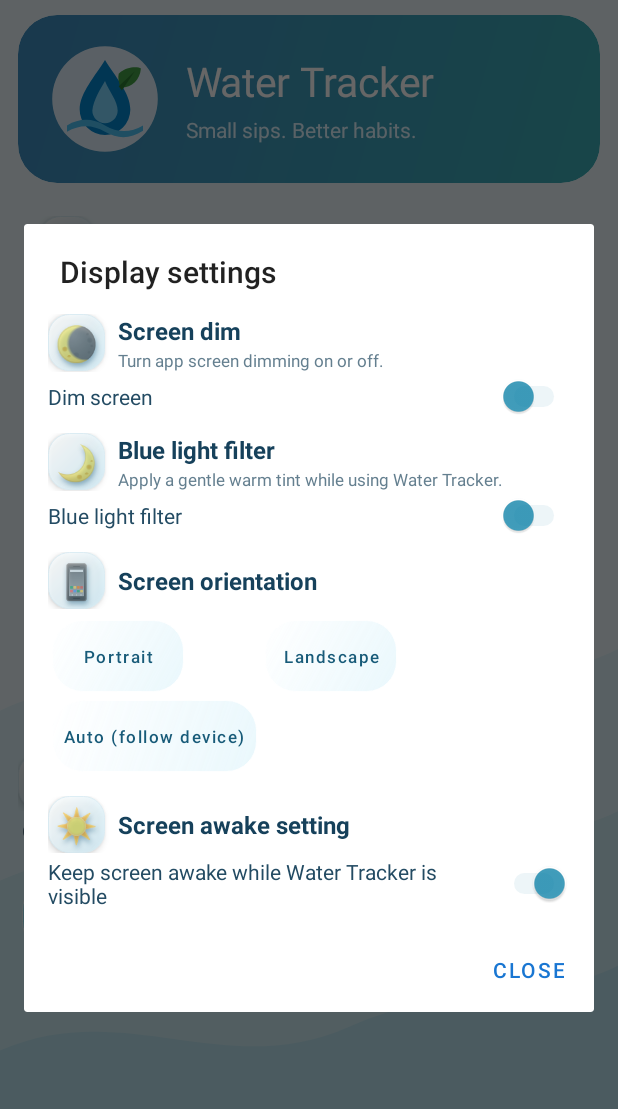
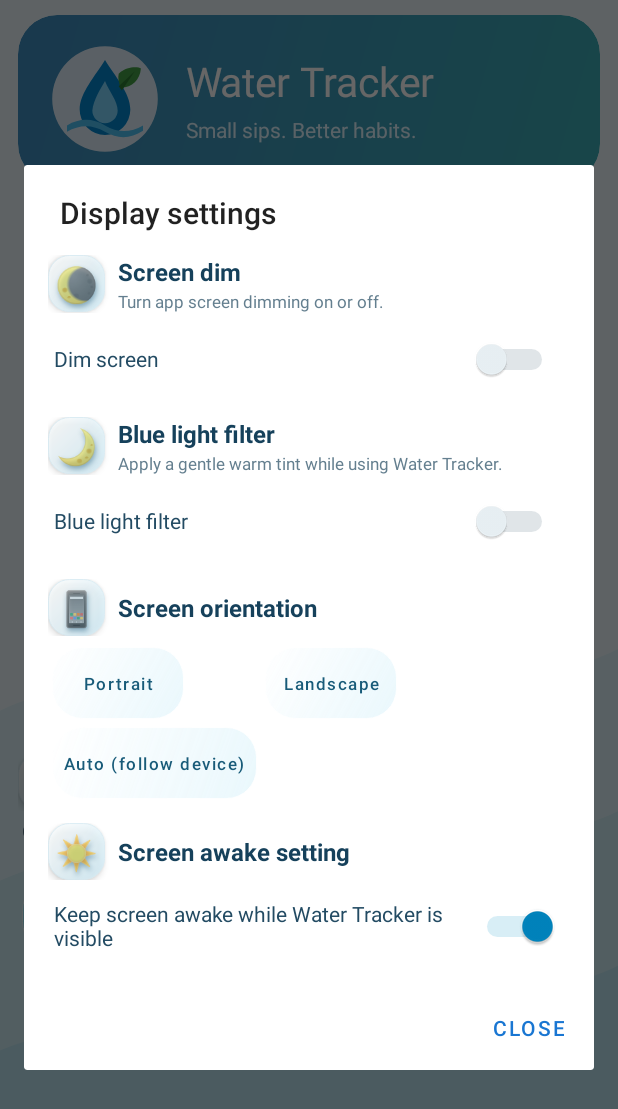
Before and after one commit to muhammadibnabdullah190/WaterTracker, an Android app: the screen it shows after launch (MainActivity), after a tap on "Display", on a phone screen of 412 x 824 dp. Shown: the top 1109 px of the screen. Run offline under Robolectric (Android 15) with nearby library versions, the phone set to English and light mode, and no system bars; libraries missing offline, so code that uses them is left out: androidx.camera.core, androidx.camera.lifecycle, androidx.camera.view, com.google.mlkit.vision.

Commit message:
Make display setting toggles clearly visible

```diff
--- a/app/src/main/java/com/example/watertracker/MainActivity.kt
+++ b/app/src/main/java/com/example/watertracker/MainActivity.kt
@@ -516,14 +516,6 @@ class MainActivity : AppCompatActivity(), SensorEventListener {
         val alpha = opacity.coerceIn(0, 100) * 255 / 100
         fun visit(view: android.view.View) {
             view.background?.mutate()?.alpha = alpha
-            if (view is Switch) {
-                view.thumbTintList = android.content.res.ColorStateList.valueOf(
-                    android.graphics.Color.argb(alpha, 0, 125, 166)
-                )
-                view.trackTintList = android.content.res.ColorStateList.valueOf(
-                    android.graphics.Color.argb((alpha * 0.55f).toInt(), 90, 160, 185)
-                )
-            }
             if (view is android.view.ViewGroup) {
                 for (i in 0 until view.childCount) visit(view.getChildAt(i))
             }
@@ -885,50 +877,79 @@ class MainActivity : AppCompatActivity(), SensorEventListener {
         applyViewOpacity(content, getSharedPreferences("water_tracker", MODE_PRIVATE).getInt("transparency_level", 75).coerceIn(0, 100))
     }
 
+    private fun createDisplayToggle(
+        label: String,
+        preferenceKey: String,
+        defaultValue: Boolean,
+        onToggle: (Boolean) -> Unit
+    ): Switch {
+        val checked = intArrayOf(android.R.attr.state_checked)
+        val unchecked = intArrayOf()
+        return Switch(this).apply {
+            text = label
+            isChecked = getSharedPreferences("water_tracker", MODE_PRIVATE)
+                .getBoolean(preferenceKey, defaultValue)
+            setTextColor(android.graphics.Color.rgb(35, 75, 99))
+            switchMinWidth = dp(58)
+            minHeight = dp(52)
+            setPadding(dp(4), dp(8), dp(8), dp(8))
+            thumbTintList = android.content.res.ColorStateList(
+                arrayOf(checked, unchecked),
+                intArrayOf(
+                    android.graphics.Color.rgb(0, 132, 190),
+                    android.graphics.Color.rgb(235, 243, 247)
+                )
+            )
+            trackTintList = android.content.res.ColorStateList(
+                arrayOf(checked, unchecked),
+                intArrayOf(
+                    android.graphics.Color.rgb(105, 190, 220),
+                    android.graphics.Color.rgb(135, 155, 168)
+                )
+            )
+            setOnCheckedChangeListener { _, enabled ->
+                getSharedPreferences("water_tracker", MODE_PRIVATE).edit()
+                    .putBoolean(preferenceKey, enabled).apply()
+                onToggle(enabled)
+            }
+            layoutParams = LinearLayout.LayoutParams(-1, dp(56))
+        }
+    }
+
     private fun showDisplayDialog() {
         val content = LinearLayout(this).apply {
             orientation = LinearLayout.VERTICAL
             setPadding(dp(16), dp(4), dp(16), dp(12))
         }
         addSectionTitle(content, "Screen dim", "Turn app screen dimming on or off.")
-        content.addView(Switch(this).apply {
-            text = "Dim screen"
-            isChecked = getSharedPreferences("water_tracker", MODE_PRIVATE).getBoolean("screen_dim_enabled", false)
-            setTextColor(android.graphics.Color.rgb(35, 75, 99))
-            setOnCheckedChangeListener { _, enabled ->
-                getSharedPreferences("water_tracker", MODE_PRIVATE).edit().putBoolean("screen_dim_enabled", enabled).apply()
-                applyScreenDim(enabled)
-            }
+        content.addView(createDisplayToggle("Dim screen", "screen_dim_enabled", false) { enabled ->
+            applyScreenDim(enabled)
         })
         addSectionTitle(content, "Blue light filter", "Apply a gentle warm tint while using Water Tracker.")
-        content.addView(Switch(this).apply {
-            text = "Blue light filter"
-            isChecked = getSharedPreferences("water_tracker", MODE_PRIVATE).getBoolean("blue_filter_enabled", false)
-            setTextColor(android.graphics.Color.rgb(35, 75, 99))
-            setOnCheckedChangeListener { _, enabled ->
-                getSharedPreferences("water_tracker", MODE_PRIVATE).edit().putBoolean("blue_filter_enabled", enabled).apply()
-                blueFilterOverlay.visibility = if (enabled) android.view.View.VISIBLE else android.view.View.GONE
-            }
+        content.addView(createDisplayToggle("Blue light filter", "blue_filter_enabled", false) { enabled ->
+            blueFilterOverlay.visibility = if (enabled) android.view.View.VISIBLE else android.view.View.GONE
         })
         addSectionTitle(content, "Screen orientation")
         addButton(content, "Portrait", secondary = true) { requestedOrientation = ActivityInfo.SCREEN_ORIENTATION_PORTRAIT }
         addButton(content, "Landscape", secondary = true) { requestedOrientation = ActivityInfo.SCREEN_ORIENTATION_LANDSCAPE }
         addButton(content, "Auto (follow device)", secondary = true) { requestedOrientation = ActivityInfo.SCREEN_ORIENTATION_UNSPECIFIED }
         addSectionTitle(content, "Screen awake setting")
-        content.addView(Switch(this).apply {
-            text = "Keep screen awake while Water Tracker is visible"
-            isChecked = getSharedPreferences("water_tracker", MODE_PRIVATE).getBoolean("keep_screen_awake", true)
-            setTextColor(android.graphics.Color.rgb(35, 75, 99))
-            setOnCheckedChangeListener { _, enabled ->
-                getSharedPreferences("water_tracker", MODE_PRIVATE).edit().putBoolean("keep_screen_awake", enabled).apply()
-                applyKeepScreenAwake()
-                toast(if (enabled) "Screen will stay awake while Water Tracker is visible." else "Normal Android screen timeout will apply.")
-            }
+        content.addView(createDisplayToggle(
+            "Keep screen awake while Water Tracker is visible",
+            "keep_screen_awake",
+            true
+        ) { enabled ->
+            applyKeepScreenAwake()
+            toast(if (enabled) "Screen will stay awake while Water Tracker is visible." else "Normal Android screen timeout will apply.")
         })
-        val scroll = ScrollView(this).apply { addView(content) }
+        val scroll = ScrollView(this).apply {
+            isFillViewport = true
+            addView(content)
+        }
         AlertDialog.Builder(this).setTitle("Display settings").setView(scroll)
             .setPositiveButton("Close", null).show()
-        applyViewOpacity(content, getSharedPreferences("water_tracker", MODE_PRIVATE).getInt("transparency_level", 75).coerceIn(0, 100))
+        applyViewOpacity(content, getSharedPreferences("water_tracker", MODE_PRIVATE)
+            .getInt("transparency_level", 75).coerceIn(0, 100))
     }
 
     private fun showAccessibilityDialog() {
```
